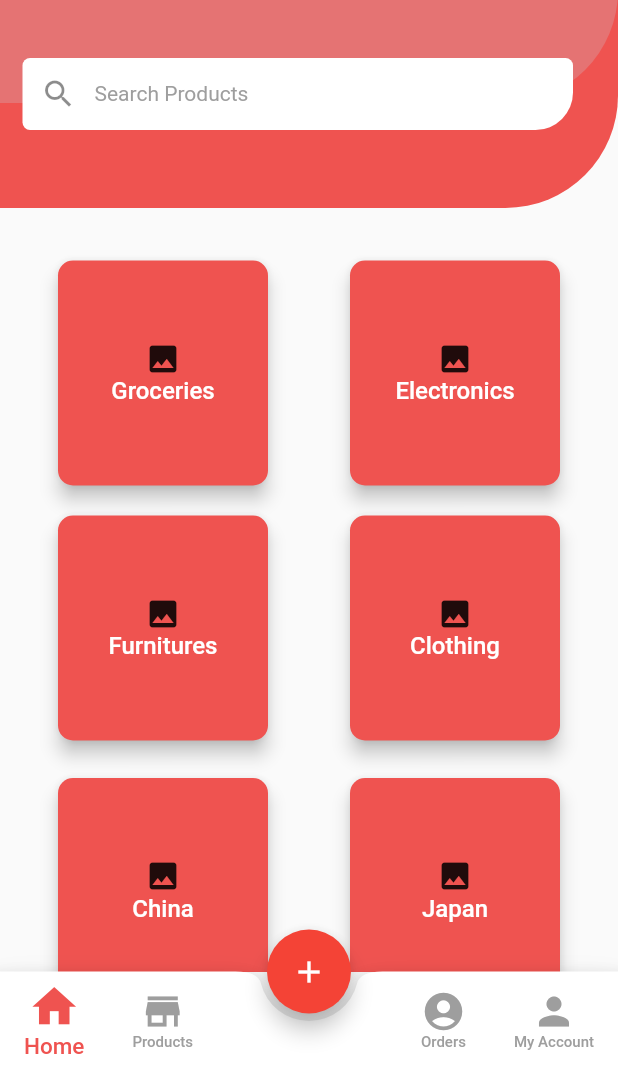
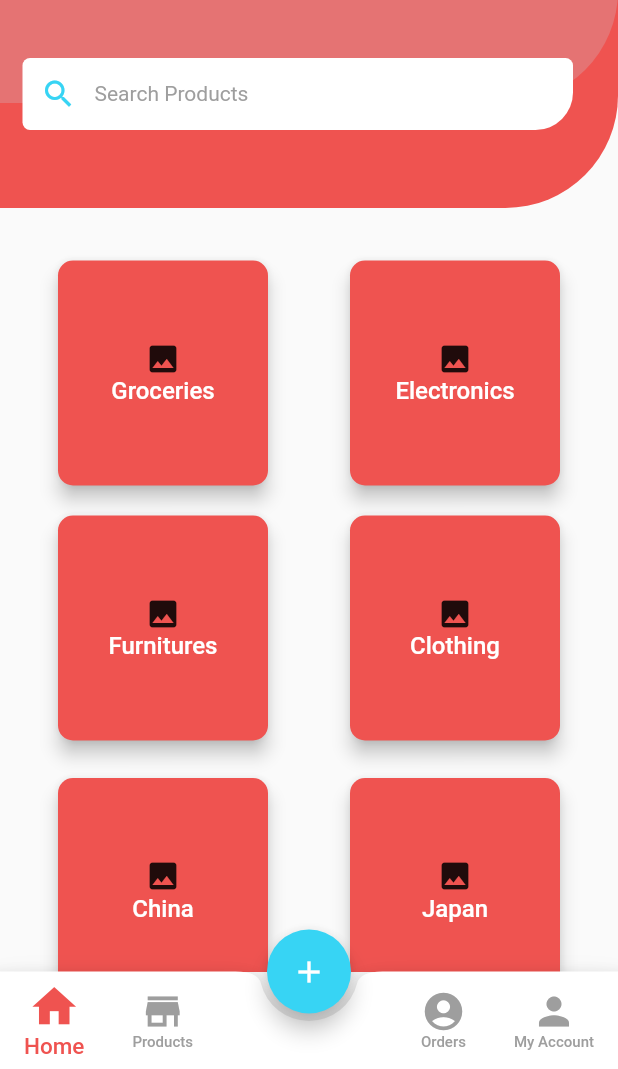
Before and after one commit to 4molybdenum2/ecomm_app, a Flutter app: the screen it shows after launch, on a phone screen of 412 x 824 dp, the part 167-1236 px from its top. Run offline on Flutter 3.47's test engine with Material 2 defaults, Android fonts, the phone set to English and light mode, and no system bars; our stand-ins replace cloud_firestore, firebase_auth, flutter_spinkit; accounts and stored records are empty; Roboto replaces fonts that are missing (Monserrat); project files that could hold a hidden picture were left out.

Commit message:
made some changes

```diff
--- a/lib/homepage.dart
+++ b/lib/homepage.dart
@@ -164,6 +164,8 @@ class _MyHomePageState extends State<MyHomePage> {
         // backgroundColor: Colors.orange,
         onPressed: () {},
         child: Icon(Icons.add),
+        backgroundColor: Color(0xff37d4f4),
+        foregroundColor: Colors.white,
       ),
       floatingActionButtonLocation: FloatingActionButtonLocation.centerDocked,
       bottomNavigationBar: _bottomAppBar(),
--- a/lib/main.dart
+++ b/lib/main.dart
@@ -16,6 +16,7 @@ class MyApp extends StatelessWidget {
       debugShowCheckedModeBanner: false,
       theme: ThemeData(
         primarySwatch: Colors.red,
+        accentColor: Color(0xff37d4f4)
       ),
       home: LoadingScreen(),
     );
--- a/lib/screens/home_screen.dart
+++ b/lib/screens/home_screen.dart
@@ -96,7 +96,7 @@ class _HomeScreenState extends State<HomeScreen> with TickerProviderStateMixin {
                           topRight: Radius.circular(5.0))),
                   child: TextField(
                     decoration: InputDecoration(
-                        prefixIcon: Icon(Icons.search),
+                        prefixIcon: Icon(Icons.search , color: Color(0xff37d4f4),),
                         border: InputBorder.none,
                         contentPadding: EdgeInsets.only(top: 14.0, left: 20.0),
                         hintText: 'Search Products',
--- a/lib/screens/products_page.dart
+++ b/lib/screens/products_page.dart
@@ -63,12 +63,10 @@ class _ProductsPageState extends State<ProductsPage> {
             padding: EdgeInsets.only(top: 15.0, left: 10.0,right: 10.0),
             child: Row(
               children: <Widget>[
-                  IconButton(icon: Icon(Icons.arrow_back_ios), disabledColor: Colors.white, onPressed: null,),
                   Expanded(child: Row(children: <Widget>[IconButton(icon: Icon(Icons.shopping_cart),disabledColor: Colors.white, onPressed: null,)],mainAxisAlignment: MainAxisAlignment.end,),),
                 ],
               ),
             ),
-          SizedBox(height: 25.0,),
 
           Padding(
               padding: EdgeInsets.only(left: 40.0),
```
